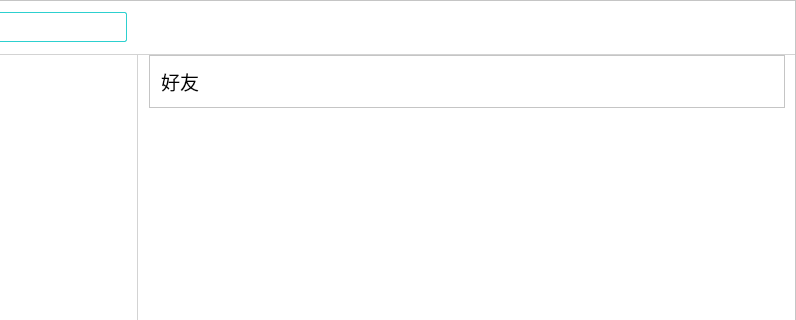
Old version of the form JChat/MainWidget.ui in the repository jpush/jchat-windows; both pictures show x 128 to 924 and y 0 to 320 of the 924 by 700 pixel window.
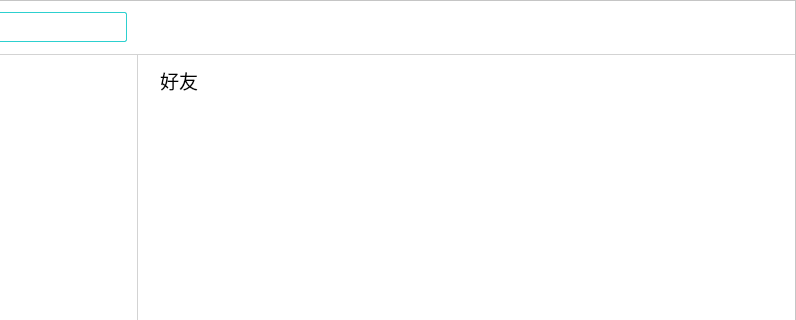
New version of the form. The open tabs and pages were chosen to show the change. Icons and pictures are not drawn. Custom widgets are drawn as their Qt base class.

Patch:
```diff
--- a/JChat/MainWidget.ui
+++ b/JChat/MainWidget.ui
@@ -29,6 +29,12 @@
     left: 3px; 
 }
 
+QAbstractItemView::item:selected
+{	
+	color:black;
+	background-color: #F3F7FB ;
+}
+
 QPushButton
 {
 	color: rgb(0, 0, 0);
@@ -1006,7 +1012,7 @@
 </string>
                </property>
                <property name="frameShape">
-                <enum>QFrame::StyledPanel</enum>
+                <enum>QFrame::NoFrame</enum>
                </property>
                <property name="currentIndex">
                 <number>0</number>
@@ -1145,7 +1151,7 @@
                  <item>
                   <widget class="QFrame" name="frame_3">
                    <property name="frameShape">
-                    <enum>QFrame::StyledPanel</enum>
+                    <enum>QFrame::NoFrame</enum>
                    </property>
                    <property name="frameShadow">
                     <enum>QFrame::Raised</enum>
```
Left out of the diff: 4 changed lines with no effect on the pictures.
